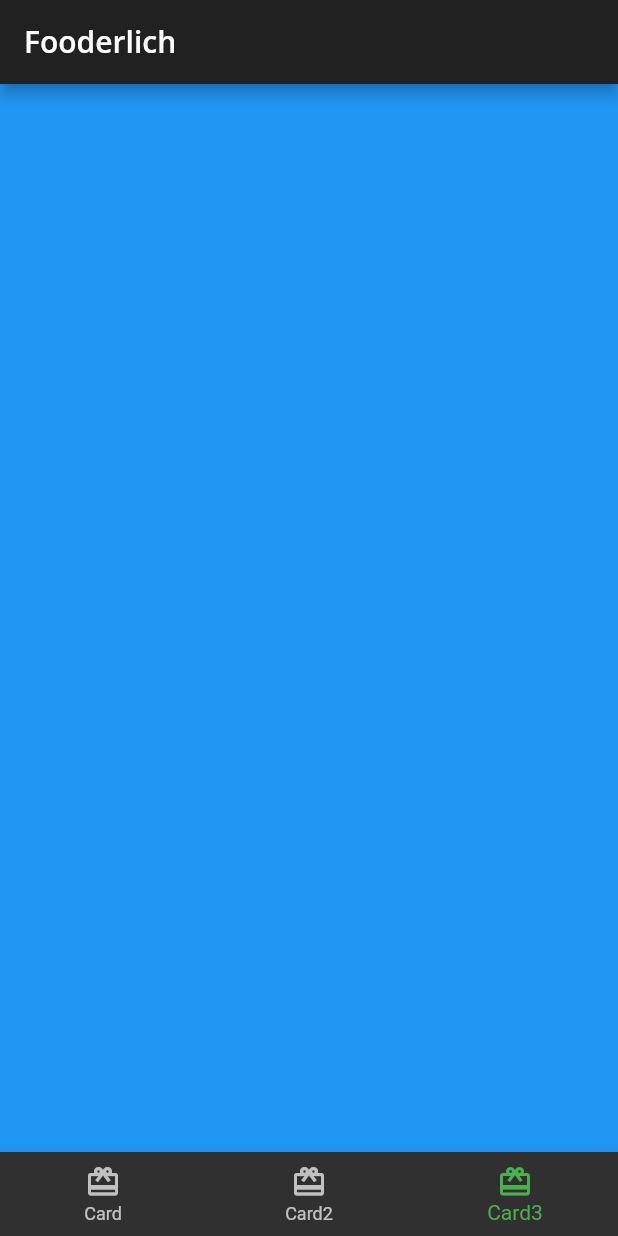
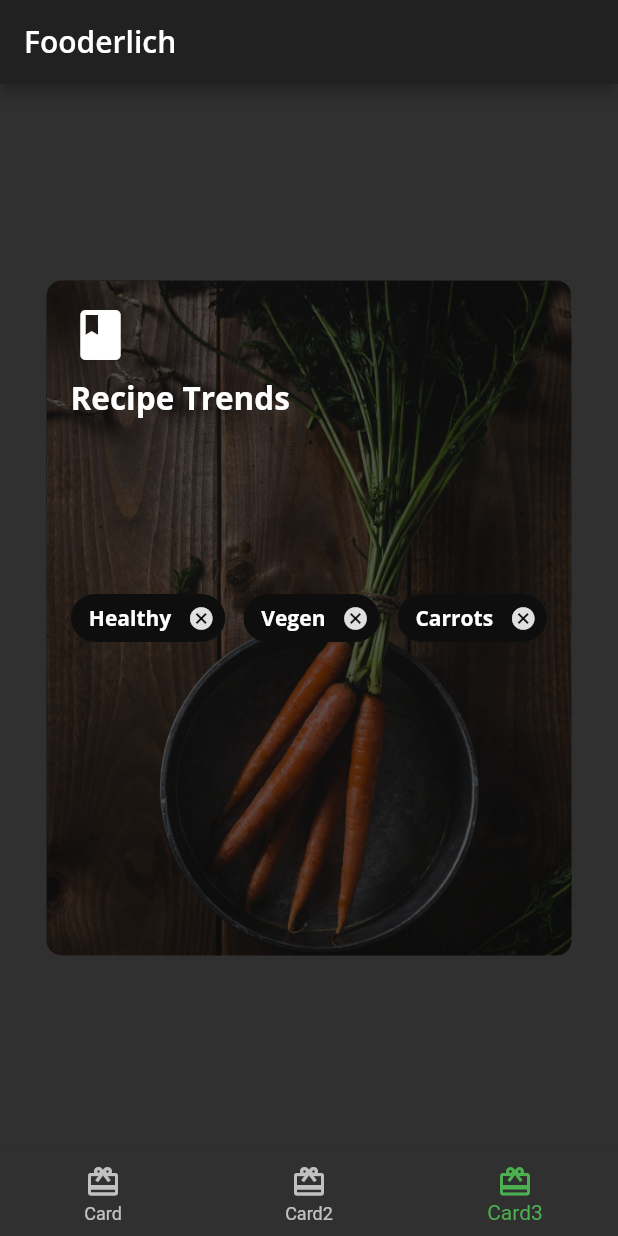
Before and after one commit to ykkd/flutter_basic_widgets, a Flutter app: the screen it shows after launch, item 3 of the bottom bar chosen, on a phone screen of 412 x 824 dp. Run offline on Flutter 3.47's test engine with Material 2 defaults, Android fonts, the phone set to English and light mode, and no system bars; our stand-ins replace google_fonts.

Commit message:
composed Card3

```diff
--- a/lib/presentation/home/home.dart
+++ b/lib/presentation/home/home.dart
@@ -1,6 +1,7 @@
 import 'package:flutter/material.dart';
 import '../parts/card/card1.dart';
 import '../parts/card/card2.dart';
+import '../parts/card/card3.dart';
 
 class Home extends StatefulWidget {
   const Home({Key? key}) : super(key: key);
@@ -15,7 +16,7 @@ class _HomeState extends State<Home> {
   List<Widget> pages = <Widget>[
     const Card1(),
     const Card2(),
-    Container(color: Colors.blue),
+    const Card3(),
   ];
 
   void _onItemTapped(int index) {
--- /dev/null
+++ b/lib/presentation/parts/card/card3.dart
@@ -0,0 +1,52 @@
+import 'package:flutter/material.dart';
+import '../../Theme/fooderlich_theme.dart';
+import '../../stub/chip_stub.dart';
+
+class Card3 extends StatelessWidget {
+  const Card3({Key? key}) : super(key: key);
+
+  final Radius edgeRadius = const Radius.circular(10.0);
+
+  @override
+  Widget build(BuildContext context) {
+    return Center(
+      child: Container(
+        constraints: const BoxConstraints.expand(width: 350, height: 450),
+        decoration: BoxDecoration(
+          image: const DecorationImage(
+              image: AssetImage('assets/mag2.png'), fit: BoxFit.cover),
+          borderRadius: BorderRadius.all(edgeRadius),
+        ),
+        child: Stack(
+          children: [
+            Container(
+              decoration: BoxDecoration(
+                  color: Colors.black.withOpacity(0.6),
+                  borderRadius: BorderRadius.all(edgeRadius)),
+            ),
+            Container(
+              padding: EdgeInsets.all(16),
+              child: Column(
+                crossAxisAlignment: CrossAxisAlignment.start,
+                children: [
+                  const Icon(Icons.book, color: Colors.white, size: 40),
+                  const SizedBox(height: 8),
+                  Text('Recipe Trends',
+                      style: FooderlichTheme.darkTextTheme.headline2),
+                  const SizedBox(height: 30),
+                ],
+              ),
+            ),
+            Center(
+              child: Wrap(
+                alignment: WrapAlignment.start,
+                spacing: 12,
+                children: chipStubs,
+              ),
+            ),
+          ],
+        ),
+      ),
+    );
+  }
+}
--- /dev/null
+++ b/lib/presentation/stub/chip_stub.dart
@@ -0,0 +1,26 @@
+import 'package:flutter/material.dart';
+import 'package:fooderlich/presentation/Theme/fooderlich_theme.dart';
+
+final List<Widget> chipStubs = <Widget>[
+  Chip(
+    label: Text('Healthy', style: FooderlichTheme.darkTextTheme.bodyText1),
+    backgroundColor: Colors.black.withOpacity(0.7),
+    onDeleted: () {
+      print('delete');
+    },
+  ),
+  Chip(
+    label: Text('Vegen', style: FooderlichTheme.darkTextTheme.bodyText1),
+    backgroundColor: Colors.black.withOpacity(0.7),
+    onDeleted: () {
+      print('delete');
+    },
+  ),
+  Chip(
+    label: Text('Carrots', style: FooderlichTheme.darkTextTheme.bodyText1),
+    backgroundColor: Colors.black.withOpacity(0.7),
+    onDeleted: () {
+      print('delete');
+    },
+  ),
+];
```
Also changed, not shown: 13 other files.
